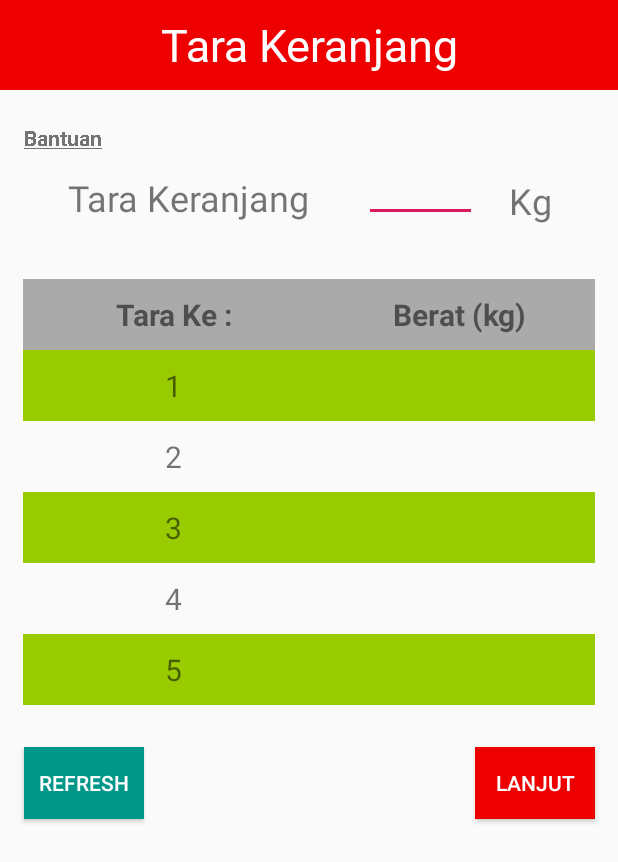
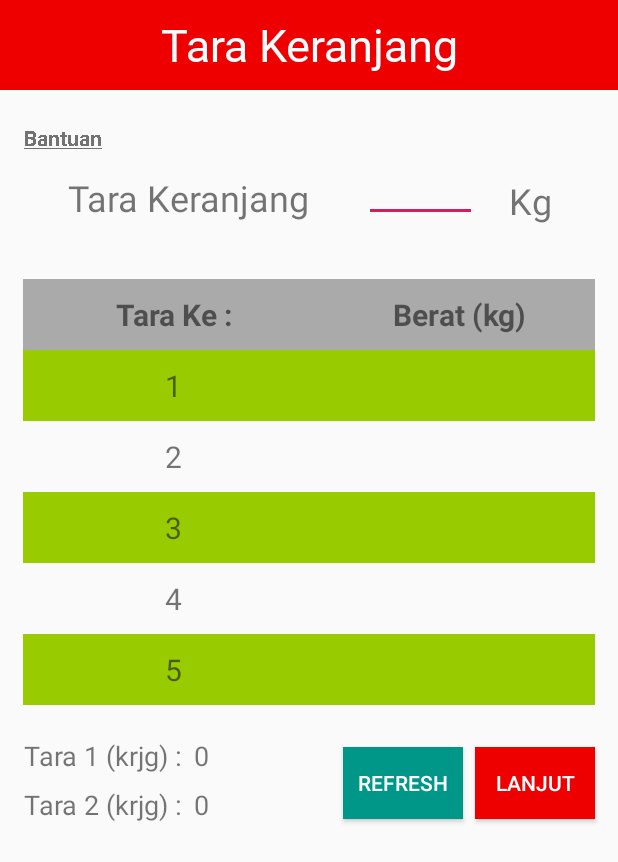
Before and after one commit to dennisprasetia/RPAWONOKOYO, an Android app: the TaraKeranjang screen opened directly, with no data from a screen before it, on a phone screen of 412 x 824 dp. Shown: the top 862 px of the screen. Run offline under Robolectric (Android 15) with nearby library versions, the phone set to English and light mode, and no system bars; Roboto replaces fonts that are not available here.

```diff
--- a/app/build.gradle
+++ b/app/build.gradle
@@ -7,7 +7,7 @@ android {
         minSdkVersion 24
         targetSdkVersion 27
         versionCode 2
-        versionName "4.3.5"
+        versionName "4.4.0"
         testInstrumentationRunner "android.support.test.runner.AndroidJUnitRunner"
     }
     buildTypes {
--- a/app/src/main/java/com/wonokoyo/rpawonokoyo/RencanaPanen.java
+++ b/app/src/main/java/com/wonokoyo/rpawonokoyo/RencanaPanen.java
@@ -146,9 +146,13 @@ public class RencanaPanen extends AppCompatActivity {
                 isSetted = true;
             }
 
+            String noreg = c.getString(c.getColumnIndex("noreg"));
+            String kandang = noreg.substring(noreg.length()-3, noreg.length()-1);
+
             ModelRencanaPanen mrp = new ModelRencanaPanen();
             mrp.setRit(c.getString(c.getColumnIndex("rit")));
             mrp.setNama_mitra(c.getString(c.getColumnIndex("nama_pelanggan")));
+            mrp.setKandang(kandang);
             mrp.setNo_do(c.getString(c.getColumnIndex("no_do")));
             mrp.setAlamat(c.getString(c.getColumnIndex("alamat_farm")));
 
--- a/app/src/main/java/com/wonokoyo/rpawonokoyo/SyncronizeData.java
+++ b/app/src/main/java/com/wonokoyo/rpawonokoyo/SyncronizeData.java
@@ -51,7 +51,7 @@ public class SyncronizeData extends AppCompatActivity {
     }
 
     public void pullDataDo() {
-        Call<ResponseBody> callResponse = RetrofitInstance.menuAPI().getRencanaPanen("", "", spm.getSpIdSopir());
+        Call<ResponseBody> callResponse = RetrofitInstance.menuAPI().getRencanaPanen("", "");
         callResponse.enqueue(new Callback<ResponseBody>() {
             @Override
             public void onResponse(Call<ResponseBody> call, Response<ResponseBody> response) {
@@ -64,7 +64,7 @@ public class SyncronizeData extends AppCompatActivity {
                                 JSONObject item = jsonArray.getJSONObject(a);
                                 if (dbh.cekDoRencanaExist(item.getString("no_do"))) {
                                     dbh.insertRencana(item.getString("no_do"), item.getString("no_sj"),
-                                            item.getString("rit"), item.getString("kg"),
+                                            item.getString("noreg"),item.getString("rit"), item.getString("kg"),
                                             item.getInt("ekor"), item.getString("tanggal"),
                                             item.getString("nopol"), item.getString("id_sopir"),
                                             item.getString("sopir"), item.getString("mitra"),
--- a/app/src/main/java/com/wonokoyo/rpawonokoyo/connection/MenuService.java
+++ b/app/src/main/java/com/wonokoyo/rpawonokoyo/connection/MenuService.java
@@ -19,8 +19,9 @@ public interface MenuService {
 
     @GET(Vars.API_GET_RENCANA_PANEN)
 //    Call<ResponseBody> getRencanaPanen(@Query("id_sopir") String id_sopir);
-    Call<ResponseBody> getRencanaPanen(@Query("start") String start, @Query("end") String end,
-                                       @Query("id_sopir") String id_sopir);
+//    Call<ResponseBody> getRencanaPanen(@Query("start") String start, @Query("end") String end,
+//                                       @Query("id_sopir") String id_sopir);
+    Call<ResponseBody> getRencanaPanen(@Query("start") String start, @Query("end") String end);
 
     @GET(Vars.API_SAVE_REALISASI)
     Call<ResponseBody> saveRealisasi(@Query("data_realisasi") String arrayJson);
--- a/app/src/main/java/com/wonokoyo/rpawonokoyo/databaselokal/DatabaseHelper.java
+++ b/app/src/main/java/com/wonokoyo/rpawonokoyo/databaselokal/DatabaseHelper.java
@@ -35,7 +35,7 @@ public class DatabaseHelper extends SQLiteOpenHelper {
         String timbang = "create table " + TABLE_TIMBANG + "(no_do text, urutan integer, kg text, ekor integer)";
         db.execSQL(timbang);
 
-        String rencana = "create table " + TABLE_RENCANA + "(no_do text, no_sj text, rit text, " +
+        String rencana = "create table " + TABLE_RENCANA + "(no_do text, no_sj text, noreg text, rit text, " +
                 "berat decimal, ekor int, tgl_panen text, nopol text, id_sopir text, sopir text, nama_pelanggan text, " +
                 "alamat_farm text, jam_brngkt text, jam_tiba_farm text, jam_mulai_panen text, " +
                 "jam_selesai_panen text, jam_tiba_rpa text, jam_siap_potong text, nik_timpanen text, " +
@@ -174,7 +174,7 @@ public class DatabaseHelper extends SQLiteOpenHelper {
         return c.getCount();
     }
 
-    public boolean insertRencana(String no_do, String no_sj, String rit, String berat, int ekor, String tgl_panen,
+    public boolean insertRencana(String no_do, String no_sj, String noreg, String rit, String berat, int ekor, String tgl_panen,
                                  String nopol, String id_sopir, String sopir, String nama_pelanggan , String alamat_farm,
                                  String jam_brngkt, String jam_tiba_farm, String jam_mulai_panen, String jam_selesai_panen,
                                  String jam_tiba_rpa, String jam_siap_potong, String nik_timpanen,
@@ -183,6 +183,7 @@ public class DatabaseHelper extends SQLiteOpenHelper {
         ContentValues cv = new ContentValues();
         cv.put("no_do", no_do);
         cv.put("no_sj", no_sj);
+        cv.put("noreg", noreg);
         cv.put("rit", rit);
         cv.put("berat", berat);
         cv.put("ekor", ekor);
--- a/app/src/main/java/com/wonokoyo/rpawonokoyo/utilities/RecycleKonfirmasi.java
+++ b/app/src/main/java/com/wonokoyo/rpawonokoyo/utilities/RecycleKonfirmasi.java
@@ -71,6 +71,7 @@ public class RecycleKonfirmasi extends RecyclerView.Adapter<RecycleKonfirmasi.Re
 
         holder.txtRit.setText("Rit : " + mrp.getRit());
         holder.txtMitra.setText(mrp.getNama_mitra());
+        holder.txtKandang.setText(mrp.getKandang());
         holder.txtNoDo.setText(mrp.getNo_do());
         holder.txtAlamat.setText(mrp.getAlamat());
         holder.txtDetail.setVisibility(View.INVISIBLE);
@@ -122,6 +123,7 @@ public class RecycleKonfirmasi extends RecyclerView.Adapter<RecycleKonfirmasi.Re
         CardView cardView;
         TextView txtRit;
         TextView txtMitra;
+        TextView txtKandang;
         TextView txtNoDo;
         TextView txtAlamat;
         TextView txtDetail;
@@ -131,9 +133,9 @@ public class RecycleKonfirmasi extends RecyclerView.Adapter<RecycleKonfirmasi.Re
             cardView = itemView.findViewById(R.id.layoutCardView);
             txtRit = itemView.findViewById(R.id.txtJenisRit);
             txtMitra = itemView.findViewById(R.id.txtMitraCard);
+            txtKandang = itemView.findViewById(R.id.txtKandangCard);
             txtNoDo = itemView.findViewById(R.id.txtNoDoCard);
             txtAlamat = itemView.findViewById(R.id.txtAlamatCard);
-
             txtDetail = itemView.findViewById(R.id.txtDetail);
         }
     }
--- a/app/src/main/java/com/wonokoyo/rpawonokoyo/utilities/RecycleRencana.java
+++ b/app/src/main/java/com/wonokoyo/rpawonokoyo/utilities/RecycleRencana.java
@@ -51,6 +51,7 @@ public class RecycleRencana extends RecyclerView.Adapter<RecycleRencana.RecycleV
 
         holder.txtRit.setText("Rit : " + mrp.getRit());
         holder.txtMitra.setText(mrp.getNama_mitra());
+        holder.txtKandang.setText(mrp.getKandang());
         holder.txtNoDo.setText(mrp.getNo_do());
         holder.txtAlamat.setText(mrp.getAlamat());
         holder.txtDetail.setVisibility(View.INVISIBLE);
@@ -80,6 +81,7 @@ public class RecycleRencana extends RecyclerView.Adapter<RecycleRencana.RecycleV
         CardView cardView;
         TextView txtRit;
         TextView txtMitra;
+        TextView txtKandang;
         TextView txtNoDo;
         TextView txtAlamat;
         TextView txtDetail;
@@ -89,9 +91,9 @@ public class RecycleRencana extends RecyclerView.Adapter<RecycleRencana.RecycleV
             cardView = itemView.findViewById(R.id.layoutCardView);
             txtRit = itemView.findViewById(R.id.txtJenisRit);
             txtMitra = itemView.findViewById(R.id.txtMitraCard);
+            txtKandang = itemView.findViewById(R.id.txtKandangCard);
             txtNoDo = itemView.findViewById(R.id.txtNoDoCard);
             txtAlamat = itemView.findViewById(R.id.txtAlamatCard);
-
             txtDetail = itemView.findViewById(R.id.txtDetail);
         }
     }
--- a/app/src/main/java/com/wonokoyo/rpawonokoyo/utilities/Vars.java
+++ b/app/src/main/java/com/wonokoyo/rpawonokoyo/utilities/Vars.java
@@ -18,7 +18,8 @@ public class Vars {
     //public static final String API_GET_COUNT_RENCANA = "index.php?action=get_count_rencana";
     public static final String API_GET_COUNT_RENCANA = "get_count_rencana";
     //public static final String API_GET_RENCANA_PANEN = "index.php?action=get_rencana_panen";
-    public static final String API_GET_RENCANA_PANEN = "get_do_by_farm";
+    public static final String API_GET_RENCANA_PANEN = "get_do_between_date";
+//    public static final String API_GET_RENCANA_PANEN = "get_do_by_farm";
 //    public static final String API_GET_RENCANA_PANEN = "get_do_by_date";
     //public static final String API_GET_DETAIL_RENCANA = "index.php?action=detail_rencana_panen";
     public static final String API_SAVE_REALISASI = "save_realisasi";
--- a/app/src/main/res/layout/activity_tara_keranjang.xml
+++ b/app/src/main/res/layout/activity_tara_keranjang.xml
@@ -286,8 +286,8 @@
         android:text="Refresh"
         android:textColor="@android:color/white"
         app:layout_constraintBottom_toBottomOf="parent"
-        app:layout_constraintEnd_toEndOf="parent"
-        app:layout_constraintHorizontal_bias="0.003"
+        app:layout_constraintEnd_toStartOf="@+id/btnLanjut"
+        app:layout_constraintHorizontal_bias="1.0"
         app:layout_constraintStart_toStartOf="parent"
         app:layout_constraintTop_toBottomOf="@+id/tblTaraKeranjang"
         app:layout_constraintVertical_bias="0.028" />
@@ -309,4 +309,48 @@
         app:layout_constraintTop_toTopOf="@+id/textView6"
         app:layout_constraintVertical_bias="0.123" />
 
+    <TextView
+        android:id="@+id/textView8"
+        android:layout_width="wrap_content"
+        android:layout_height="wrap_content"
+        android:layout_marginStart="16dp"
+        android:layout_marginTop="21dp"
+        android:text="Tara 1 (krjg) :"
+        android:textSize="18sp"
+        app:layout_constraintStart_toStartOf="parent"
+        app:layout_constraintTop_toBottomOf="@+id/tblTaraKeranjang" />
+
+    <TextView
+        android:id="@+id/textView10"
+        android:layout_width="wrap_content"
+        android:layout_height="wrap_content"
+        android:layout_marginStart="16dp"
+        android:layout_marginTop="8dp"
+        android:text="Tara 2 (krjg) :"
+        android:textSize="18sp"
+        app:layout_constraintStart_toStartOf="parent"
+        app:layout_constraintTop_toBottomOf="@+id/textView8" />
+
+    <TextView
+        android:id="@+id/txtTaraAvg1"
+        android:layout_width="wrap_content"
+        android:layout_height="wrap_content"
+        android:layout_marginStart="8dp"
+        android:layout_marginTop="21dp"
+        android:text="0"
+        android:textSize="18sp"
+        app:layout_constraintStart_toEndOf="@+id/textView8"
+        app:layout_constraintTop_toBottomOf="@+id/tblTaraKeranjang" />
+
+    <TextView
+        android:id="@+id/txtTaraAvg2"
+        android:layout_width="wrap_content"
+        android:layout_height="wrap_content"
+        android:layout_marginStart="8dp"
+        android:layout_marginTop="8dp"
+        android:text="0"
+        android:textSize="18sp"
+        app:layout_constraintStart_toEndOf="@+id/textView10"
+        app:layout_constraintTop_toBottomOf="@+id/txtTaraAvg1" />
+
 </android.support.constraint.ConstraintLayout>
```
Also changed, not shown: app/src/main/java/com/wonokoyo/rpawonokoyo/MenuActivity.java (+17 -5 lines), app/src/main/java/com/wonokoyo/rpawonokoyo/model/ModelRencanaPanen.java (+9 -0 lines), app/src/main/java/com/wonokoyo/rpawonokoyo/panenactivity/TaraKeranjang.java (+21 -0 lines), app/src/main/java/com/wonokoyo/rpawonokoyo/panenactivity/TimbangAyam.java (+20 -10 lines), app/src/main/res/layout/activity_timbang_ayam.xml (+44 -0 lines), app/src/main/res/layout/card_view.xml (+22 -2 lines).
